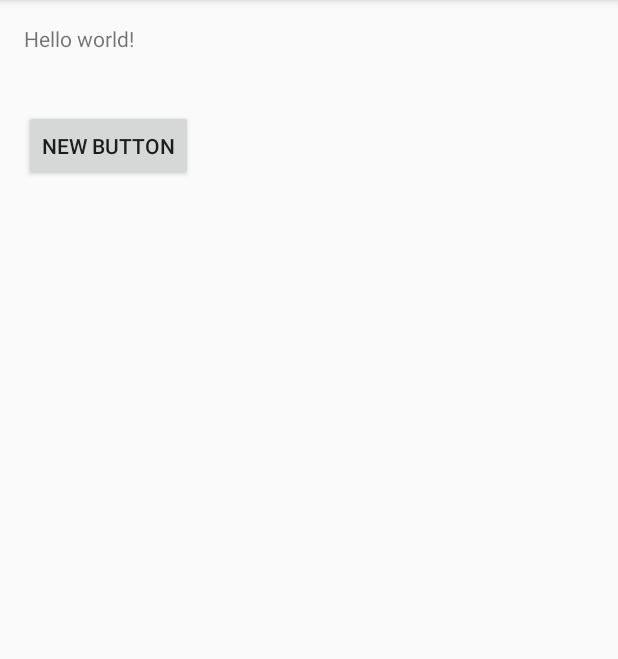
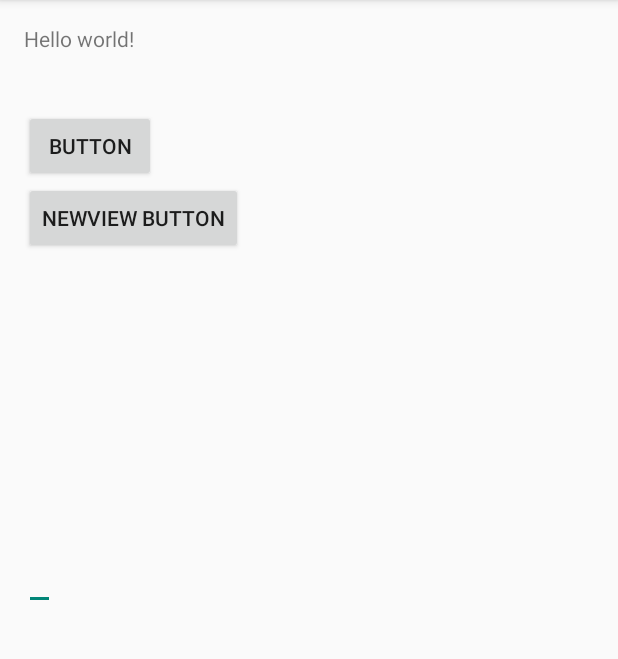
Before and after one commit to MaxiChen/MyApplication, an Android app: the screen it shows after launch (MainActivity), on a phone screen of 412 x 824 dp, the part 84-743 px from its top. Run offline under Robolectric (Android 15) with nearby library versions, the phone set to English and light mode, and no system bars.

```diff
--- a/app/src/main/res/layout/activity_main.xml
+++ b/app/src/main/res/layout/activity_main.xml
@@ -12,11 +12,28 @@
     <Button
         android:layout_width="wrap_content"
         android:layout_height="wrap_content"
-        android:text="New Button"
+        android:text="Button"
         android:id="@+id/buttontest"
         android:layout_marginTop="38dp"
         android:layout_below="@+id/textView"
         android:layout_alignParentLeft="true"
         android:layout_alignParentStart="true" />
 
+    <Button
+        android:layout_width="wrap_content"
+        android:layout_height="wrap_content"
+        android:text="NewView Button"
+        android:id="@+id/button"
+        android:layout_below="@+id/buttontest"
+        android:layout_alignParentLeft="true"
+        android:layout_alignParentStart="true" />
+
+    <EditText
+        android:layout_width="wrap_content"
+        android:layout_height="wrap_content"
+        android:id="@+id/editText"
+        android:layout_centerVertical="true"
+        android:layout_alignParentLeft="true"
+        android:layout_alignParentStart="true" />
+
 </RelativeLayout>
```
Also changed, not shown: app/src/main/java/com/example/mc7h/myapplication/NewViewactivity.java (added, +16 -0 lines), app/src/main/res/layout/activity_new.xml (added, +11 -0 lines).
